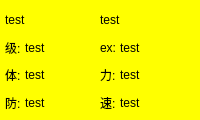
Qt form singlecreature.ui (BuWH/Pokemon) before a commit.
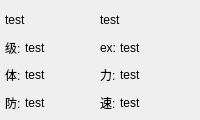
The same form after that commit.

Commit message: adjust single creature background color

The edit to the form file:
```diff
--- a/singlecreature.ui
+++ b/singlecreature.ui
@@ -26,10 +26,7 @@
    <string>SingleCreature</string>
   </property>
   <property name="styleSheet">
-   <string notr="true">QWidget{
-                background-color: yellow;
-                }
-            </string>
+      <string notr="true"/>
   </property>
   <widget class="QWidget" name="verticalWidget" native="true">
    <property name="geometry">
```
The commit also changes 8 other files.
